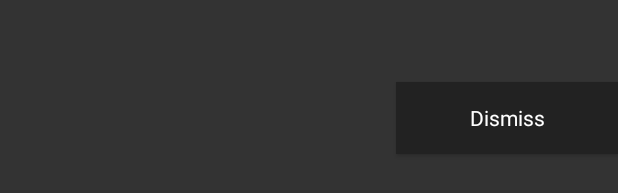
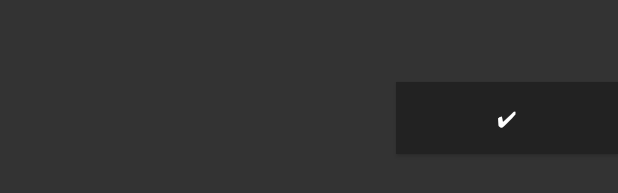
Before and after one commit to Vatril/Next_on_the_Schedule, an Android app: the layout task_widget_dark.xml on its own in the app's theme, with its tools: preview values and no code run, on a phone screen of 412 x 824 dp. Shown: the part 500-693 px from the top of the screen. Run offline under Robolectric (Android 15) with nearby library versions, the phone set to English and light mode, and no system bars.

```diff
--- a/app/src/main/java/com/vatril/nextontheschedule/RemoveTask.kt
+++ b/app/src/main/java/com/vatril/nextontheschedule/RemoveTask.kt
@@ -2,8 +2,6 @@ package com.vatril.nextontheschedule
 
 import android.app.IntentService
 import android.content.Intent
-import android.content.Context
-import android.util.Log
 import com.vatril.nextontheschedule.entity.Task
 import com.vatril.nextontheschedule.entity.TaskDatabase
 import kotlinx.coroutines.runBlocking
--- a/app/src/main/java/com/vatril/nextontheschedule/activity/AddItemActivity.kt
+++ b/app/src/main/java/com/vatril/nextontheschedule/activity/AddItemActivity.kt
@@ -2,10 +2,10 @@ package com.vatril.nextontheschedule.activity
 
 
 import android.graphics.drawable.ColorDrawable
-import androidx.appcompat.app.AppCompatActivity
 import android.os.Bundle
 import android.text.TextUtils
 import android.view.View
+import androidx.appcompat.app.AppCompatActivity
 import androidx.core.view.children
 import com.vatril.nextontheschedule.R
 import com.vatril.nextontheschedule.TaskWidget
--- a/app/src/main/java/com/vatril/nextontheschedule/activity/MainActivity.kt
+++ b/app/src/main/java/com/vatril/nextontheschedule/activity/MainActivity.kt
@@ -1,8 +1,8 @@
 package com.vatril.nextontheschedule.activity
 
 import android.content.Intent
+import android.os.Bundle
 import androidx.appcompat.app.AppCompatActivity
-import android.os.Bundle
 import androidx.recyclerview.widget.ItemTouchHelper
 import androidx.recyclerview.widget.LinearLayoutManager
 import com.vatril.nextontheschedule.R
--- a/app/src/main/res/layout-v21/task_widget_dark.xml
+++ b/app/src/main/res/layout-v21/task_widget_dark.xml
@@ -1,6 +1,4 @@
 <LinearLayout xmlns:android="http://schemas.android.com/apk/res/android"
-    xmlns:app="http://schemas.android.com/apk/res-auto"
-    xmlns:tools="http://schemas.android.com/tools"
     android:layout_width="match_parent"
     android:layout_height="match_parent"
     android:gravity="center|center_horizontal"
@@ -45,7 +43,7 @@
         style="@style/AppThemeDark"
         android:backgroundTint="@color/button_dark"
         android:layout_weight="1"
-        android:text="@string/dismiss" />
+        android:text="@string/check" />
 
 
 </LinearLayout>
--- a/app/src/main/res/layout/schedule_item.xml
+++ b/app/src/main/res/layout/schedule_item.xml
@@ -1,7 +1,6 @@
 <?xml version="1.0" encoding="utf-8"?>
 <androidx.constraintlayout.widget.ConstraintLayout xmlns:android="http://schemas.android.com/apk/res/android"
     xmlns:app="http://schemas.android.com/apk/res-auto"
-    xmlns:tools="http://schemas.android.com/tools"
     android:layout_width="match_parent"
     android:layout_height="wrap_content"
     android:orientation="vertical">
--- a/app/src/main/res/layout/task_widget_dark.xml
+++ b/app/src/main/res/layout/task_widget_dark.xml
@@ -1,6 +1,4 @@
 <LinearLayout xmlns:android="http://schemas.android.com/apk/res/android"
-    xmlns:app="http://schemas.android.com/apk/res-auto"
-    xmlns:tools="http://schemas.android.com/tools"
     android:layout_width="match_parent"
     android:layout_height="match_parent"
     android:gravity="center|center_horizontal"
@@ -45,7 +43,7 @@
         style="@style/AppThemeDark"
         android:background="@color/button_dark"
         android:layout_weight="1"
-        android:text="@string/dismiss" />
+        android:text="@string/check" />
 
 
 </LinearLayout>
--- a/app/src/main/res/layout/task_widget_light.xml
+++ b/app/src/main/res/layout/task_widget_light.xml
@@ -1,6 +1,4 @@
 <LinearLayout xmlns:android="http://schemas.android.com/apk/res/android"
-    xmlns:app="http://schemas.android.com/apk/res-auto"
-    xmlns:tools="http://schemas.android.com/tools"
     android:layout_width="match_parent"
     android:layout_height="match_parent"
     android:background="#FFFFFFFF"
@@ -41,7 +39,7 @@
         android:layout_height="wrap_content"
         android:layout_weight="1"
         style="@style/AppTheme"
-        android:text="@string/dismiss" />
+        android:text="@string/check" />
 
 
 </LinearLayout>
--- a/app/src/main/res/values/strings.xml
+++ b/app/src/main/res/values/strings.xml
@@ -11,4 +11,5 @@
     <string name="dismiss">Dismiss</string>
     <string name="appwidget_text">EXAMPLE</string>
     <string name="add_widget">Add widget</string>
+    <string name="check">✔</string>
 </resources>
```
Also changed, not shown: app/build.gradle (+5 -2 lines), app/src/main/java/com/vatril/nextontheschedule/TaskWidget.kt (+20 -3 lines), app/src/main/java/com/vatril/nextontheschedule/adapter/TaskAdapter.kt (+14 -4 lines).
